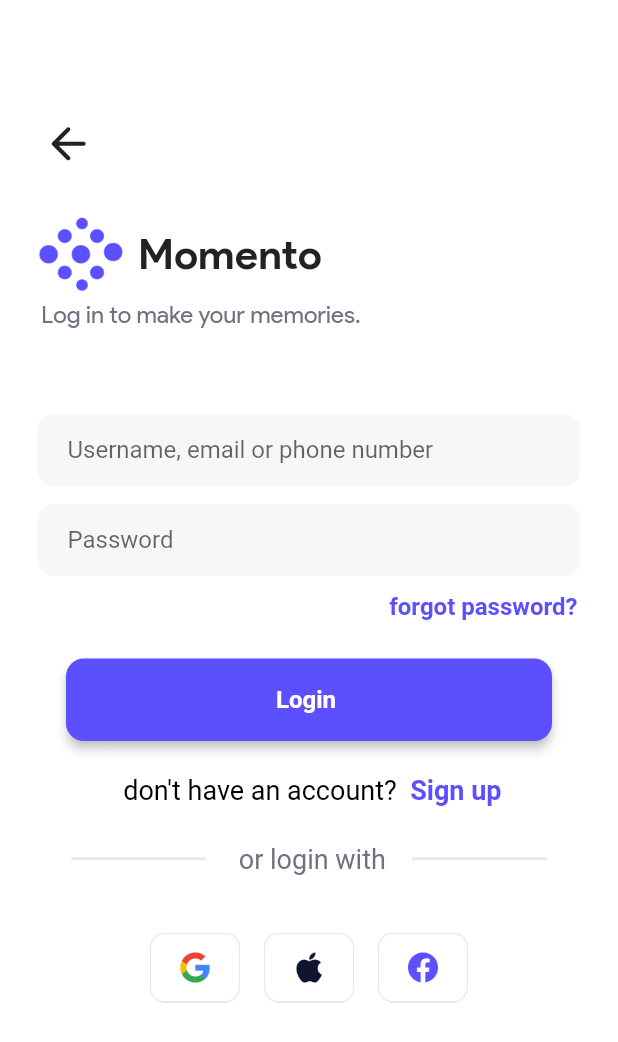
After one commit to KovanPro/momento_social_network, a Flutter app: the screen it shows after launch, after a tap on "Sign in", on a phone screen of 412 x 824 dp. The commit adds this screen. Shown: the top 1042 px of the screen. Run offline on Flutter 3.47's test engine with Material 2 defaults, Android fonts, the phone set to English and light mode, and no system bars.

Commit message:
added login screen

```diff
--- a/lib/screens/mainloginscreen.dart
+++ b/lib/screens/mainloginscreen.dart
@@ -1,6 +1,5 @@
-import 'dart:developer';
-
 import 'package:flutter/material.dart';
+import 'package:social_network/screens/singinactive.dart';
 import '../others/colors.dart';
 
 class MainLoginscreen extends StatefulWidget {
@@ -157,7 +156,10 @@ class _MainLoginscreen extends State<MainLoginscreen> {
                           color: ColorConstants.loginbtnPrimaryColor),
                     ),
                     onTap: () {
-                      debugPrint("signin");
+                      Navigator.push(
+                          context,
+                          MaterialPageRoute(
+                              builder: (context) => const SigninActive()));
                     },
                   )
                 ],
--- /dev/null
+++ b/lib/screens/singinactive.dart
@@ -0,0 +1,267 @@
+import 'package:flutter/material.dart';
+import '../others/colors.dart';
+
+class SigninActive extends StatefulWidget {
+  const SigninActive({super.key});
+
+  @override
+  State<SigninActive> createState() => _SigninActive();
+}
+
+class _SigninActive extends State<SigninActive> {
+  @override
+  Widget build(BuildContext context) {
+     return Scaffold(
+      resizeToAvoidBottomInset: false,
+      backgroundColor: Colors.white,
+      body: SingleChildScrollView(
+        child: Column(
+          children: [
+            Padding(
+              padding: const EdgeInsets.fromLTRB(20, 70, 0, 0),
+              child: Row(
+                children: [
+                  IconButton(
+                    icon: const Icon(
+                      Icons.arrow_back_rounded,
+                      size: 35,
+                    ),
+                    onPressed: () => Navigator.of(context).pop(),
+                  ),
+                ],
+              ),
+            ),
+            const SizedBox(
+              height: 25,
+            ),
+            Row(
+              children: const [
+                SizedBox(width: 24),
+                Image(
+                  width: 60,
+                  height: 52,
+                  image: AssetImage('assets/images/splashlogo.png'),
+                ),
+                SizedBox(width: 8),
+                Text(
+                  'Momento',
+                  style: TextStyle(
+                    fontFamily: 'sans',
+                    fontWeight: FontWeight.w700,
+                    fontSize: 28,
+                    decoration: TextDecoration.none,
+                  ),
+                ),
+              ],
+            ),
+            Row(
+              children: const [
+                SizedBox(
+                  width: 24,
+                  height: 30,
+                ),
+                Text(
+                  " Log in to make your memories. ",
+                  style: TextStyle(
+                      fontFamily: 'sans',
+                      fontSize: 16,
+                      fontWeight: FontWeight.w400,
+                      color: ColorConstants.loginsecondtxtcolor),
+                ),
+              ],
+            ),
+            const SizedBox(
+              height: 50,
+            ),
+            Padding(
+              padding: const EdgeInsets.symmetric(horizontal: 24.0),
+              child: Container(
+                decoration: BoxDecoration(
+                    color: ColorConstants.loginbtnSecondaryColor,
+                    border: Border.all(color: Colors.white),
+                    borderRadius: BorderRadius.circular(12)),
+                child: const Padding(
+                  padding: EdgeInsets.only(left: 20),
+                  child: TextField(
+                    decoration: InputDecoration(
+                      border: InputBorder.none,
+                      hintText: 'Username, email or phone number',
+                    ),
+                  ),
+                ),
+              ),
+            ),
+            const SizedBox(
+              height: 10,
+            ),
+            Padding(
+              padding: const EdgeInsets.symmetric(horizontal: 24.0),
+              child: Container(
+                decoration: BoxDecoration(
+                    color: ColorConstants.loginbtnSecondaryColor,
+                    border: Border.all(color: Colors.white),
+                    borderRadius: BorderRadius.circular(12)),
+                child: const Padding(
+                  padding: EdgeInsets.only(left: 20),
+                  child: TextField(
+                    obscureText: true,
+                    decoration: InputDecoration(
+                      border: InputBorder.none,
+                      hintText: 'Password',
+                    ),
+                  ),
+                ),
+              ),
+            ),
+            const SizedBox(
+              height: 10,
+            ),
+            Padding(
+              padding: const EdgeInsets.symmetric(horizontal: 27),
+              child: Row(
+                mainAxisAlignment: MainAxisAlignment.spaceBetween,
+                children: const [
+                  Spacer(),
+                  Text(
+                    "forgot password?",
+                    style: TextStyle(
+                      fontSize: 16,
+                      fontWeight: FontWeight.w700,
+                      color: ColorConstants.loginbtnPrimaryColor,
+                    ),
+                  )
+                ],
+              ),
+            ),
+            const SizedBox(
+              height: 25,
+            ),
+            ElevatedButton(
+              style: ElevatedButton.styleFrom(
+                foregroundColor: Colors.white,
+                backgroundColor: ColorConstants.loginbtnPrimaryColor,
+                elevation: 3,
+                shape: RoundedRectangleBorder(
+                    borderRadius: BorderRadius.circular(12.0)),
+              ),
+              child: SizedBox(
+                  width: 292,
+                  height: 55,
+                  child: Row(children: const [
+                    Spacer(),
+                    Text(
+                      'Login ',
+                      style: TextStyle(
+                        fontSize: 16,
+                        fontWeight: FontWeight.w700,
+                      ),
+                    ),
+                    Spacer(),
+                  ])),
+              onPressed: () {
+                debugPrint("login with google");
+              },
+            ),
+            const SizedBox(height: 12),
+            const SizedBox(
+              height: 10,
+            ),
+            SizedBox(
+              child: Row(
+                mainAxisAlignment: MainAxisAlignment.center,
+                children: [
+                  const Text(
+                    " don't have an account? ",
+                    textAlign: TextAlign.center,
+                    style: TextStyle(
+                        fontSize: 18,
+                        fontWeight: FontWeight.w400,
+                        color: Colors.black),
+                  ),
+                  InkWell(
+                    child: const Text(
+                      " Sign up ",
+                      textAlign: TextAlign.center,
+                      style: TextStyle(
+                          fontSize: 18,
+                          fontWeight: FontWeight.w600,
+                          color: ColorConstants.loginbtnPrimaryColor),
+                    ),
+                    onTap: () {
+                      debugPrint("signup");
+                    },
+                  )
+                ],
+              ),
+            ),
+            const SizedBox(
+              height: 25,
+            ),
+            SizedBox(
+              child: Row(
+                mainAxisAlignment: MainAxisAlignment.spaceEvenly,
+                children: const [
+                  SizedBox(
+                    width: 120,
+                    height: 20,
+                    child: Divider(
+                      thickness: 2,
+                      indent: 30,
+                      endIndent: 0,
+                      color: ColorConstants.linecolor,
+                    ),
+                  ),
+                  SizedBox(
+                    child: Text(
+                      " or login with",
+                      textAlign: TextAlign.center,
+                      style: TextStyle(
+                          fontSize: 18,
+                          fontWeight: FontWeight.w400,
+                          color: ColorConstants.loginsecondtxtcolor),
+                    ),
+                  ),
+                  SizedBox(
+                    width: 120,
+                    height: 20,
+                    child: Divider(
+                      thickness: 2,
+                      indent: 0,
+                      endIndent: 30,
+                      color: ColorConstants.linecolor,
+                    ),
+                  ),
+                ],
+              ),
+            ),
+            const SizedBox(
+              height: 24,
+            ),
+            Row(
+              mainAxisAlignment: MainAxisAlignment.spaceEvenly,
+              children: [
+                const Spacer(),
+                IconButton(
+                  icon: Image.asset('assets/images/Google.png'),
+                  iconSize: 60,
+                  onPressed: () {},
+                ),
+                IconButton(
+                  icon: Image.asset('assets/images/Apple.png'),
+                  iconSize: 60,
+                  onPressed: () {},
+                ),
+                IconButton(
+                  icon: Image.asset('assets/images/Facebook.png'),
+                  iconSize: 60,
+                  onPressed: () {},
+                ),
+                const Spacer(),
+              ],
+            ),
+          ],
+        ),
+      ),
+    );
+  }
+}
--- a/lib/screens/splash.dart
+++ b/lib/screens/splash.dart
@@ -19,7 +19,7 @@ class _SplashScreenState extends State<SplashScreen> {
 
   Timer newMethod() {
     return Timer(
-        const Duration(seconds: 3),
+        const Duration(seconds: 2),
         () => Navigator.pushReplacement(context,
             MaterialPageRoute(builder: (context) => const MainLoginscreen())));
   }
```
Also changed, not shown: assets/images/Apple.png (added), assets/images/Facebook.png (added), assets/images/Google.png (added), assets/images/uod-logo-org-blue.png (added).
